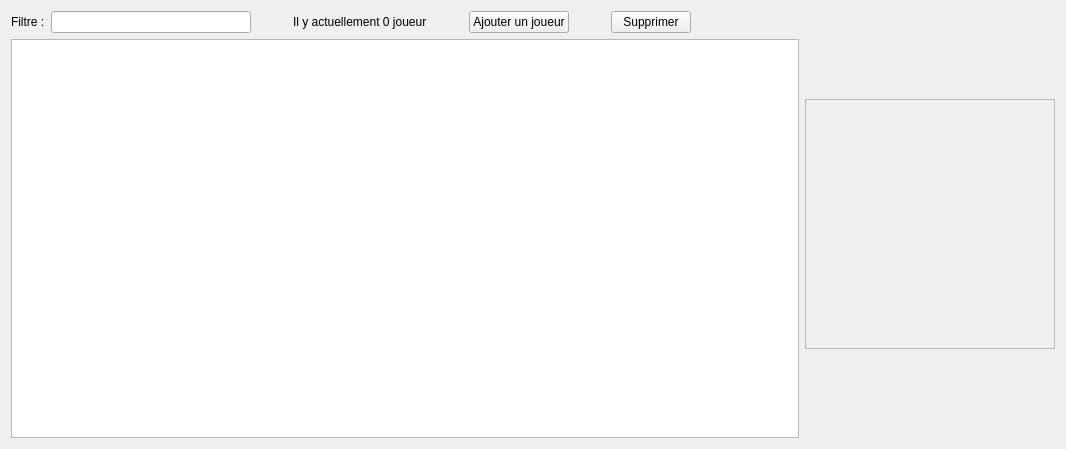
dsarrut/badminapp, file ui/PlayersListWidget.ui: the form before one commit.
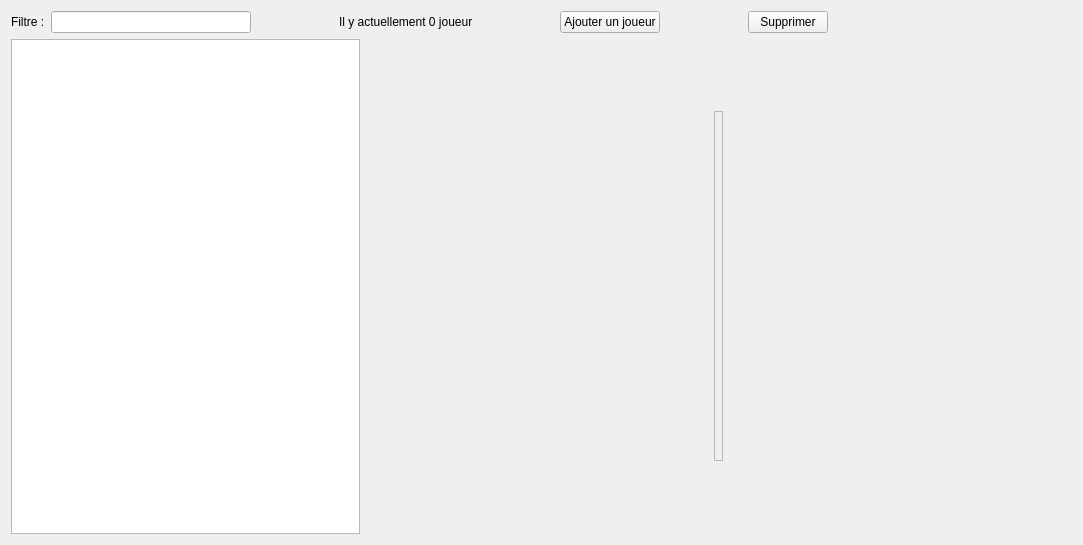
The form after the commit. Icons and pictures are not drawn.

Patch:
```diff
--- a/ui/PlayersListWidget.ui
+++ b/ui/PlayersListWidget.ui
@@ -6,15 +6,13 @@
    <rect>
     <x>0</x>
     <y>0</y>
-    <width>1066</width>
-    <height>449</height>
+    <width>1083</width>
+    <height>545</height>
    </rect>
   </property>
   <property name="windowTitle">
    <string>Form</string>
   </property>
-  <layout class="QGridLayout" name="gridLayout">
-   <item row="0" column="0">
     <layout class="QVBoxLayout" name="verticalLayout">
      <item>
       <layout class="QHBoxLayout" name="horizontalLayout">
@@ -153,22 +151,29 @@
       </layout>
      </item>
      <item>
+    <layout class="QHBoxLayout" name="horizontalLayout_2">
+     <item>
       <widget class="QTableView" name="table_widget"/>
      </item>
-    </layout>
-   </item>
-   <item row="0" column="1">
+     <item>
+      <spacer name="horizontalSpacer_7">
+       <property name="orientation">
+        <enum>Qt::Horizontal</enum>
+       </property>
+       <property name="sizeHint" stdset="0">
+        <size>
+         <width>40</width>
+         <height>20</height>
+        </size>
+       </property>
+      </spacer>
+     </item>
+     <item>
     <widget class="QLabel" name="label_2">
-     <property name="minimumSize">
-      <size>
-       <width>250</width>
-       <height>250</height>
-      </size>
-     </property>
      <property name="maximumSize">
       <size>
-       <width>250</width>
-       <height>250</height>
+         <width>350</width>
+         <height>350</height>
       </size>
      </property>
      <property name="frameShape">
@@ -187,6 +192,21 @@
       <bool>true</bool>
      </property>
     </widget>
+     </item>
+     <item>
+      <spacer name="horizontalSpacer_8">
+       <property name="orientation">
+        <enum>Qt::Horizontal</enum>
+       </property>
+       <property name="sizeHint" stdset="0">
+        <size>
+         <width>40</width>
+         <height>20</height>
+        </size>
+       </property>
+      </spacer>
+     </item>
+    </layout>
    </item>
   </layout>
  </widget>
```
Lines whose indentation alone changed are shown as unchanged.
